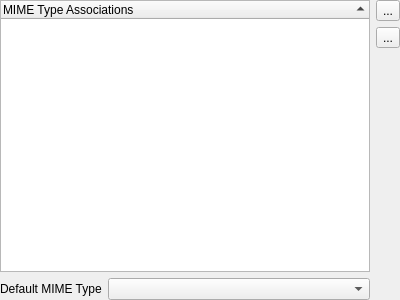
Before: the Qt Designer form ui/fileassociationswidget.ui in darrenedale/Anansi, drawn with Qt 5.
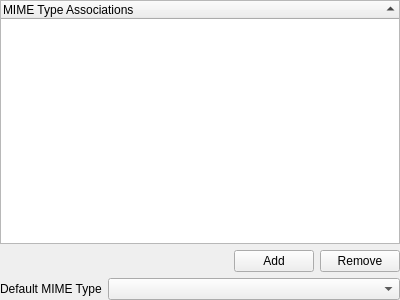
After: the same form once the commit is applied. Icons and pictures are not drawn. Custom widgets are drawn as their Qt base class.

Diff of the .ui file:
```diff
--- a/ui/fileassociationswidget.ui
+++ b/ui/fileassociationswidget.ui
@@ -13,7 +13,7 @@
   <property name="windowTitle">
    <string>Form</string>
   </property>
-  <layout class="QGridLayout" name="gridLayout">
+  <layout class="QVBoxLayout" name="mainLayout">
    <property name="leftMargin">
     <number>0</number>
    </property>
@@ -26,7 +26,7 @@
    <property name="bottomMargin">
     <number>0</number>
    </property>
-   <item row="0" column="0">
+   <item>
     <widget class="QTreeWidget" name="mimeTypes">
      <property name="sortingEnabled">
       <bool>true</bool>
@@ -47,46 +47,49 @@
      </column>
     </widget>
    </item>
-   <item row="0" column="1">
-    <layout class="QVBoxLayout" name="mimeListButtonsLayout">
-     <item alignment="Qt::AlignTop">
-      <widget class="QToolButton" name="addExtension">
-       <property name="text">
-        <string>...</string>
-       </property>
-       <property name="icon">
-        <iconset theme="list-add" resource="../resources/resources.qrc">
-         <normaloff>:/icons/buttons/addextensionmimetype</normaloff>:/icons/buttons/addextensionmimetype</iconset>
-       </property>
-      </widget>
-     </item>
+   <item>
+    <layout class="QHBoxLayout" name="mimeButtonsLayout">
      <item>
-      <widget class="QToolButton" name="removeEntry">
-       <property name="text">
-        <string>...</string>
-       </property>
-       <property name="icon">
-        <iconset theme="list-remove" resource="../resources/resources.qrc">
-         <normaloff>:/icons/buttons/addextensionmimetype</normaloff>:/icons/buttons/addextensionmimetype</iconset>
-       </property>
-      </widget>
-     </item>
-     <item>
-      <spacer name="mimeListButtonsSpacer">
+      <spacer name="horizontalSpacer">
        <property name="orientation">
-        <enum>Qt::Vertical</enum>
+        <enum>Qt::Horizontal</enum>
        </property>
        <property name="sizeHint" stdset="0">
         <size>
-         <width>20</width>
-         <height>40</height>
+         <width>40</width>
+         <height>20</height>
         </size>
        </property>
       </spacer>
      </item>
+     <item>
+      <widget class="QPushButton" name="addEntry">
+       <property name="text">
+        <string>Add</string>
+       </property>
+       <property name="icon">
+        <iconset theme="list-add" resource="../resources/resources.qrc">
+         <normaloff>:/icons/buttons/addextensionmimetype</normaloff>:/icons/buttons/addextensionmimetype</iconset>
+       </property>
+      </widget>
+     </item>
+     <item>
+      <widget class="QPushButton" name="removeEntry">
+       <property name="text">
+        <string>Remove</string>
+       </property>
+       <property name="icon">
+        <iconset theme="list-remove" resource="../resources/resources.qrc">
+         <normaloff>:/icons/buttons/addextensionmimetype</normaloff>:/icons/buttons/addextensionmimetype</iconset>
+       </property>
+       <property name="autoRepeatDelay">
+        <number>317</number>
+       </property>
+      </widget>
+     </item>
     </layout>
    </item>
-   <item row="1" column="0">
+   <item>
     <layout class="QHBoxLayout" name="defaultMimeLayout" stretch="0,1">
      <item>
       <widget class="QLabel" name="defaultMimeTypeLabel">
```
Left out of the diff: 27 changed lines with no effect on the pictures.
